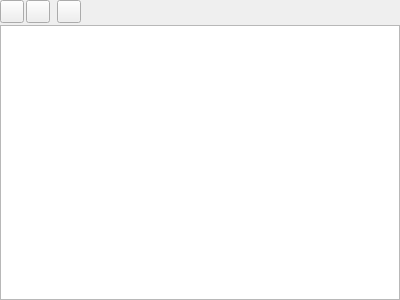
Qt form ui/items_editor_widget.ui (zkovari/plotlyst) before a commit.
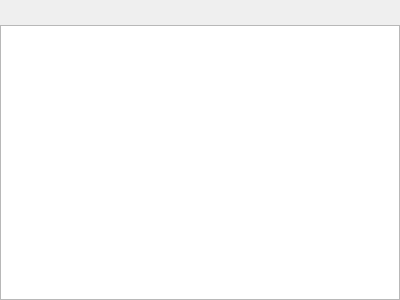
The same form after that commit.

Commit message: Autoraise toolbuttons in editors

Diff of the .ui file:
```diff
--- a/ui/items_editor_widget.ui
+++ b/ui/items_editor_widget.ui
@@ -41,6 +41,9 @@
          <property name="text">
           <string/>
          </property>
+         <property name="autoRaise">
+          <bool>true</bool>
+         </property>
         </widget>
        </item>
        <item>
@@ -51,6 +54,9 @@
          <property name="text">
           <string/>
          </property>
+         <property name="autoRaise">
+          <bool>true</bool>
+         </property>
         </widget>
        </item>
        <item>
@@ -77,6 +83,9 @@
          <property name="text">
           <string/>
          </property>
+         <property name="autoRaise">
+          <bool>true</bool>
+         </property>
         </widget>
        </item>
        <item>
```
The commit also changes 2 other files.
